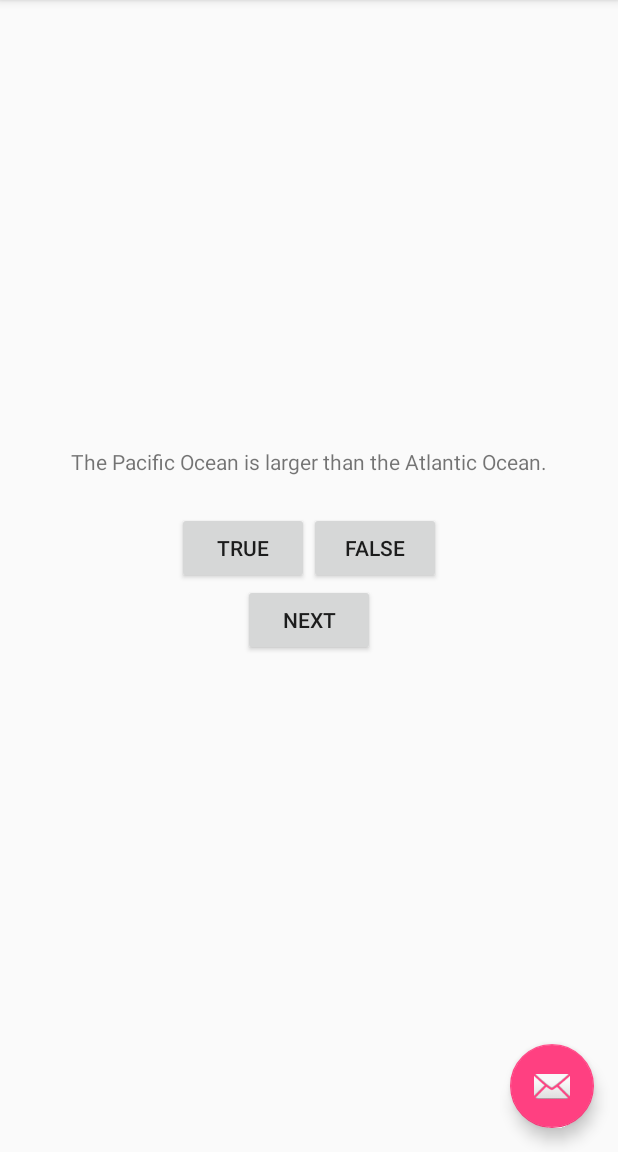
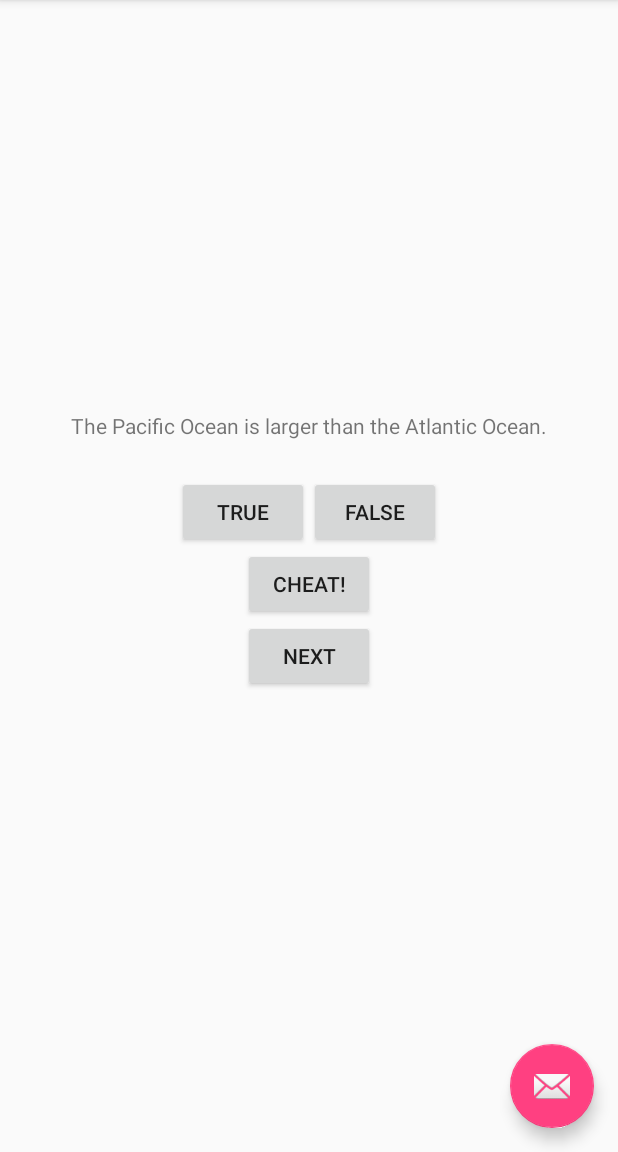
Before and after one commit to navono/LearningPlan, an Android app: the screen it shows after launch (GeoQuiz), on a phone screen of 412 x 824 dp, the part 84-1236 px from its top. Run offline under Robolectric (Android 15) with nearby library versions, the phone set to English and light mode, and no system bars; 4 statements that could not run were skipped.

Commit message:
增加第二个activity，演示如何从一个activity开启另一个activity并传输一定的信息

```diff
--- a/2016/Android/_code/GeoQuiz/app/src/main/java/com/example/navono/geoquiz/GeoQuiz.java
+++ b/2016/Android/_code/GeoQuiz/app/src/main/java/com/example/navono/geoquiz/GeoQuiz.java
@@ -1,6 +1,7 @@
 package com.example.navono.geoquiz;
 
 import android.content.Context;
+import android.content.Intent;
 import android.inputmethodservice.Keyboard;
 import android.net.Uri;
 import android.os.Bundle;
@@ -26,6 +27,7 @@ public class GeoQuiz extends AppCompatActivity {
     private Button mTrueButton;
     private Button mFalseButton;
     private Button mNextButton;
+    private Button mCheatButton;
     private TextView mQuestionTextView;
 
     private Question[] mQuestionBank = new Question[]{
@@ -61,8 +63,9 @@ public class GeoQuiz extends AppCompatActivity {
         Toolbar toolbar = (Toolbar) findViewById(R.id.toolbar);
         setSupportActionBar(toolbar);
 
-        mQuestionTextView = (TextView) findViewById(R.id.question_text_view);
-        updateQuestion();
+        mQuestionTextView =
+                (TextView) findViewById(R.id.question_text_view);
+//        updateQuestion();
 
         mTrueButton = (Button) findViewById(R.id.true_button);
         mTrueButton.setOnClickListener(new View.OnClickListener() {
@@ -90,6 +93,21 @@ public class GeoQuiz extends AppCompatActivity {
             }
         });
 
+        mCheatButton = (Button)findViewById(R.id.cheat_button);
+        mCheatButton.setOnClickListener(new View.OnClickListener()
+        {
+            @Override
+            public void onClick(View v) {
+                // Start CheatActivity
+//                Intent i = new Intent(GeoQuiz.this, CheatActivity.class);
+//                startActivity(i);
+
+                boolean answerIsTrue = mQuestionBank[mCurrentIndex].isAnswerTrue();
+                Intent i = CheatActivity.newIntent(GeoQuiz.this, answerIsTrue);
+                startActivity(i);
+            }
+        });
+
         updateQuestion();
 
         FloatingActionButton fab = (FloatingActionButton) findViewById(R.id.fab);
@@ -113,6 +131,8 @@ public class GeoQuiz extends AppCompatActivity {
     }
 
     private void updateQuestion() {
+//        Log.d(TAG, "Updating question text for question #" + mCurrentIndex,
+//                new Exception());
         int question = mQuestionBank[mCurrentIndex].getTextResId();
         mQuestionTextView.setText(question);
     }
--- a/2016/Android/_code/GeoQuiz/app/src/main/res/layout-land/content_geo_quiz.xml
+++ b/2016/Android/_code/GeoQuiz/app/src/main/res/layout-land/content_geo_quiz.xml
@@ -29,6 +29,14 @@
             android:layout_height="wrap_content"
             android:text="@string/false_button"/>
     </LinearLayout>
+
+    <Button
+        android:id="@+id/cheat_button"
+        android:layout_width="wrap_content"
+        android:layout_height="wrap_content"
+        android:layout_gravity="bottom|center"
+        android:text="@string/cheat_button"/>
+
     <Button
         android:id="@+id/next_button"
         android:layout_width="wrap_content"
--- a/2016/Android/_code/GeoQuiz/app/src/main/res/layout/content_geo_quiz.xml
+++ b/2016/Android/_code/GeoQuiz/app/src/main/res/layout/content_geo_quiz.xml
@@ -29,6 +29,13 @@
             android:layout_height="wrap_content"
             android:text="@string/false_button"/>
     </LinearLayout>
+
+    <Button
+        android:id="@+id/cheat_button"
+        android:layout_width="wrap_content"
+        android:layout_height="wrap_content"
+        android:text="@string/cheat_button"/>
+
     <Button
         android:id="@+id/next_button"
         android:layout_width="wrap_content"
--- a/2016/Android/_code/GeoQuiz/app/src/main/res/values/strings.xml
+++ b/2016/Android/_code/GeoQuiz/app/src/main/res/values/strings.xml
@@ -11,4 +11,8 @@
     <string name="question_africa">The source of the Nile River is in Egypt.</string>
     <string name="question_americas">The Amazon River is the longest river in the Americas.</string>
     <string name="question_asia">Lake Baikal is the world\'s oldest and deepest freshwater lake.</string>
+    <string name="warning_text">Are you sure you want to do this?</string>
+    <string name="show_answer_button">Show Answer</string>
+    <string name="cheat_button">Cheat!</string>
+    <string name="judgment_toast">Cheating is wrong.</string>
 </resources>
```
Also changed, not shown: 2016/Android/_code/GeoQuiz/app/src/main/AndroidManifest.xml (+11 -5 lines), 2016/Android/_code/GeoQuiz/app/src/main/java/com/example/navono/geoquiz/CheatActivity.java (added, +50 -0 lines), 2016/Android/_code/GeoQuiz/app/src/main/res/layout/activity_cheat.xml (added, +28 -0 lines).
